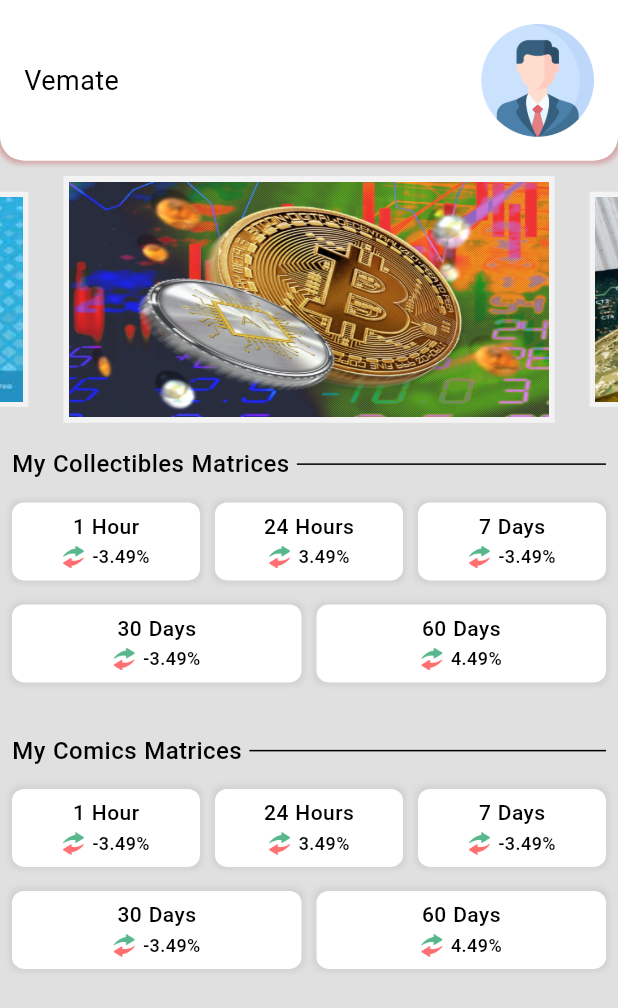
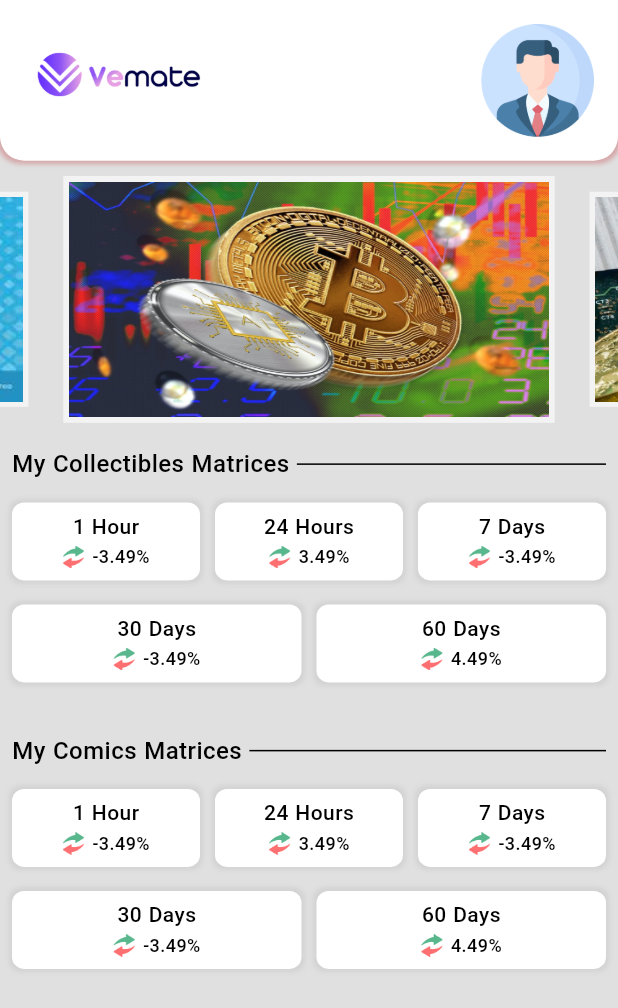
Before and after one commit to SouravSanwar/Vemate, a Flutter app: the Home screen opened directly, on a phone screen of 412 x 824 dp. Shown: the top 1008 px of the screen. Run offline on Flutter 3.47's test engine with Material 2 defaults, Android fonts, the phone set to English and light mode, and no system bars; drawn by our look-alikes of carousel_slider; our stand-ins replace another_flushbar, dartz, email_validator, equatable, fluttertoast, get and 7 more; missing offline and left inert: bottom_bar_page_transition, flutter_image_slider, skeleton_animation, store_redirect; accounts and stored records are empty; Roboto replaces fonts that are missing (Ubuntu).

Commit message:
merge and some bug fixes

```diff
--- a/lib/features/home/presentation/home.dart
+++ b/lib/features/home/presentation/home.dart
@@ -17,15 +17,12 @@ class Home extends StatefulWidget {
   _HomeState createState() => _HomeState();
 }
 
-
-
 class _HomeState extends State<Home> {
-
-  final items=[
+  final items = [
     "slider/11.jpg",
     "slider/12.jpg",
-    "slider/13.jpg",];
-
+    "slider/13.jpg",
+  ];
 
   @override
   Widget build(BuildContext context) {
@@ -54,10 +51,8 @@ class _HomeState extends State<Home> {
               children: [
                 Padding(
                   padding: EdgeInsets.all(AppDimension.padding_16),
-                  child: Text(
-                    'Vemate',
-                    style: Get.textTheme.headline2!
-                        .copyWith(color: AppColors.black),
+                  child: Image.asset(
+                    'slider/12.png',
                   ),
                 ),
                 InkWell(
@@ -85,12 +80,11 @@ class _HomeState extends State<Home> {
             ),
           ),
           AppSpaces.spaces_height_10,
-
           Container(
             child: CarouselSlider(
               options: CarouselOptions(
-                height: MediaQuery.of(context).size.height*.2,
-                aspectRatio: 16/9,
+                height: MediaQuery.of(context).size.height * .2,
+                aspectRatio: 16 / 9,
                 viewportFraction: 0.8,
                 initialPage: 0,
                 //again starts from first image
@@ -104,13 +98,11 @@ class _HomeState extends State<Home> {
                 scrollDirection: Axis.horizontal,
               ),
               items: items.map((index) {
-                return Builder(builder: (BuildContext){
+                return Builder(builder: (BuildContext) {
                   return Container(
                     width: MediaQuery.of(context).size.height,
                     margin: const EdgeInsets.symmetric(horizontal: 1.0),
-                    decoration: BoxDecoration(
-                        color: Colors.white60
-                    ),
+                    decoration: BoxDecoration(color: Colors.white60),
                     child: Padding(
                       padding: const EdgeInsets.all(4.0),
                       child: Image.asset(
@@ -122,11 +114,8 @@ class _HomeState extends State<Home> {
                 });
               }).toList(),
             ),
-
           ),
-
           AppSpaces.spaces_height_10,
-
           Padding(
             padding: const EdgeInsets.all(8.0),
             child: NameRow(
--- a/lib/features/profile/presentation/profile.dart
+++ b/lib/features/profile/presentation/profile.dart
@@ -58,6 +58,7 @@ class Profile extends StatelessWidget {
               left: AppDimension.padding_8,
               right: AppDimension.padding_8,
             ),
+            child: SingleChildScrollView(
               child: Column(
                 mainAxisAlignment: MainAxisAlignment.spaceBetween,
                 children: [
@@ -260,6 +261,7 @@ class Profile extends StatelessWidget {
             ),
           ),
         ),
+      ),
     );
   }
 }
```
Lines whose indentation alone changed are shown as unchanged.
